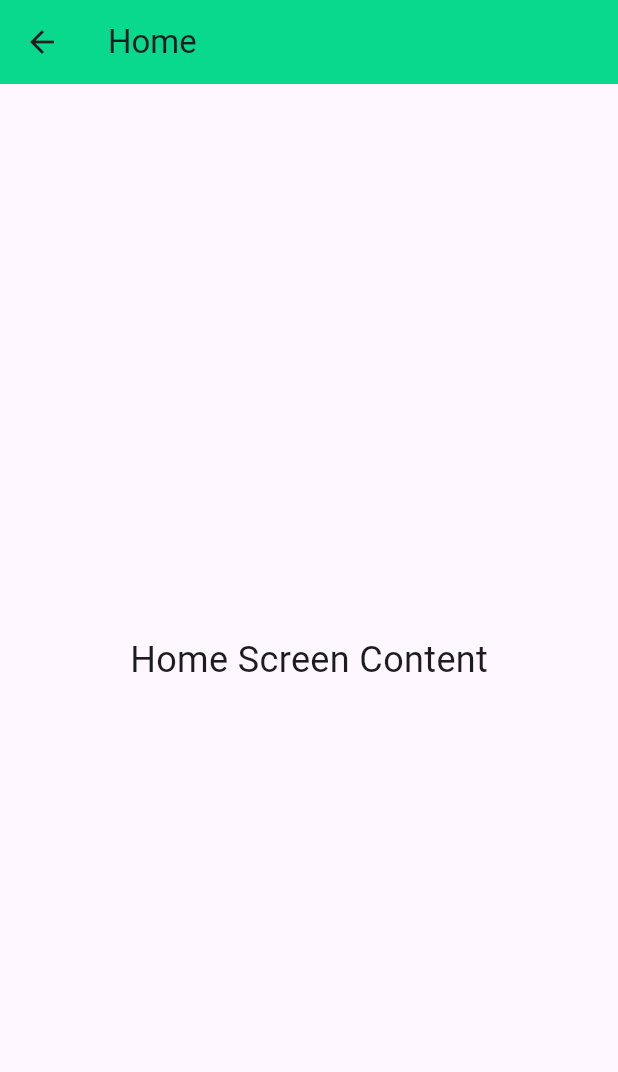
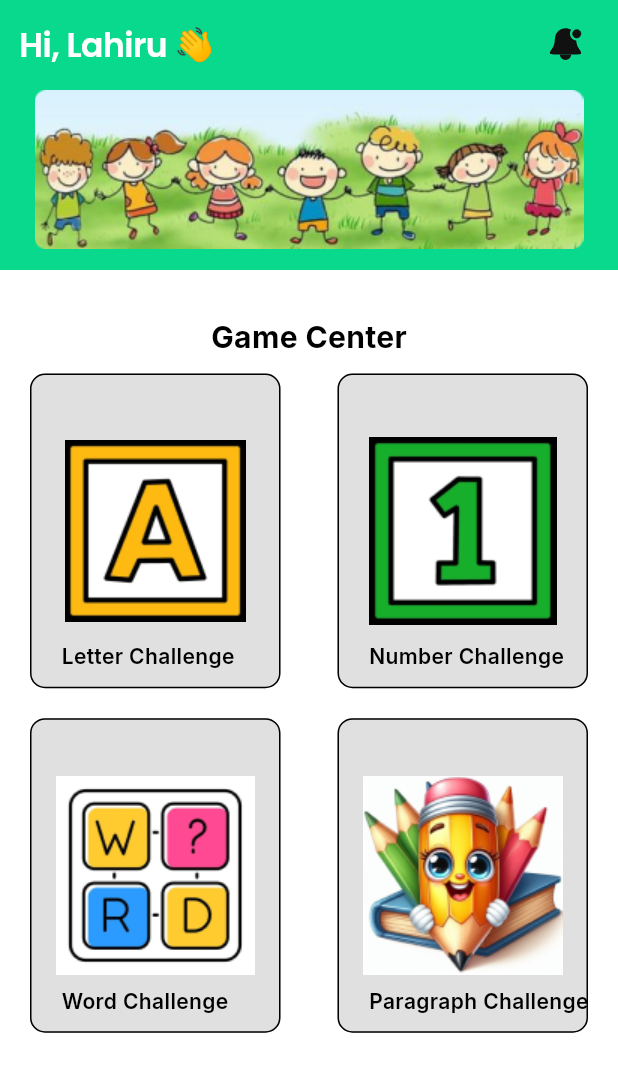
Before and after one commit to DulaknaRandil/Trace-Buddy, a Flutter app: the HomeScreen screen opened directly, on a phone screen of 412 x 824 dp. Shown: the top 1072 px of the screen. Run offline on Flutter 3.47's test engine with Material 3 defaults, Android fonts, the phone set to English and light mode, and no system bars; our stand-ins replace cloud_firestore, device_preview, eva_icons_flutter, firebase_auth, firebase_core, firebase_storage and 9 more; missing offline and left inert: flutter_facebook_auth, responsive_navigation_bar, svg_flutter; accounts and stored records are empty; statements that could not run were skipped.

Commit message:
home scrren ui update 1

```diff
--- /dev/null
+++ b/lib/ui/Home Screen/home_screen.dart
@@ -0,0 +1,163 @@
+import 'package:flutter/material.dart';
+import 'package:flutter_svg/flutter_svg.dart';
+
+class HomeScreen extends StatelessWidget {
+  // Navigation function for each game
+  void navigateToGame(BuildContext context, String game) {
+    // You can define actual navigation to different screens here
+    // For demonstration purposes, we'll just print the game name
+    print("Navigating to $game");
+  }
+
+  @override
+  Widget build(BuildContext context) {
+    final double screenWidth = MediaQuery.of(context).size.width;
+
+    return Scaffold(
+      backgroundColor: Colors.white,
+      body: SingleChildScrollView(
+        child: Column(
+          children: [
+            // Top Section
+            Stack(
+              children: [
+                Container(
+                  height: 180,
+                  width: double.infinity,
+                  color: Color.fromARGB(255, 9, 217, 141),
+                ),
+                Positioned(
+                  top: 15,
+                  right: 20,
+                  child: SvgPicture.asset(
+                    'assets/vectors/bell-pin-fill.svg',
+                    width: 30,
+                    height: 30,
+                  ),
+                ),
+                Positioned(
+                  top: 15,
+                  left: 13,
+                  child: Text(
+                    'Hi, Lahiru 👋',
+                    style: TextStyle(
+                        fontFamily: 'Poppins',
+                        fontWeight: FontWeight.w600,
+                        fontSize: 22,
+                        letterSpacing: -0.32,
+                        color: Colors.white),
+                  ),
+                ),
+                Positioned(
+                  top: 60,
+                  left: 13,
+                  right: 13,
+                  child: Image.asset(
+                    'assets/images/Mask group.png',
+                    width: screenWidth - 26,
+                    height: 106,
+                  ),
+                ),
+              ],
+            ),
+            // Game Center Title
+            Padding(
+              padding: const EdgeInsets.only(top: 30, bottom: 10),
+              child: Text(
+                'Game Center',
+                style: TextStyle(
+                    fontFamily: 'Inter',
+                    fontWeight: FontWeight.w700,
+                    fontSize: 20,
+                    color: Colors.black),
+              ),
+            ),
+            // Game Cards
+            Padding(
+              padding: const EdgeInsets.symmetric(horizontal: 20.0),
+              child: Column(
+                children: [
+                  Row(
+                    mainAxisAlignment: MainAxisAlignment.spaceBetween,
+                    children: [
+                      gameCard(
+                          'assets/images/e9f8157d995fd773274140bcac9b6bd6 1.png',
+                          'Letter Challenge',
+                          context),
+                      gameCard(
+                          'assets/images/55c2ec614965f0f7d29d85c3d5dddfc4 1.png',
+                          'Number Challenge',
+                          context),
+                    ],
+                  ),
+                  SizedBox(height: 20),
+                  Row(
+                    mainAxisAlignment: MainAxisAlignment.spaceBetween,
+                    children: [
+                      gameCard(
+                          'assets/images/741a45ab915c18e3b9e0fb6e44758ece 1.png',
+                          'Word Challenge',
+                          context),
+                      gameCard(
+                          'assets/images/8bcdab24cc141fb02ee50f20e0ad43f8 1.png',
+                          'Paragraph Challenge',
+                          context)
+                    ],
+                  ),
+                ],
+              ),
+            ),
+          ],
+        ),
+      ),
+    );
+  }
+
+  Widget gameCard(String imagePath, String title, BuildContext context) {
+    return GestureDetector(
+      onTap: () {
+        navigateToGame(context, title);
+      },
+      child: Container(
+        width: 167,
+        height: 209.75,
+        decoration: BoxDecoration(
+          borderRadius: BorderRadius.circular(10),
+          border: Border.all(
+            width: 1,
+            color: Colors.black,
+          ),
+          boxShadow: [
+            BoxShadow(
+              color: Colors.black12,
+              offset: Offset(0, 0),
+              blurRadius: 0,
+            ),
+          ],
+        ),
+        child: Stack(
+          children: [
+            Image.asset(
+              imagePath,
+              width: 167,
+              height: 209.75,
+            ),
+            Positioned(
+              bottom: 10,
+              left: 20,
+              child: Text(
+                title,
+                style: TextStyle(
+                  fontFamily: 'Inter',
+                  fontWeight: FontWeight.w600,
+                  fontSize: 14,
+                  color: Colors.black,
+                ),
+              ),
+            ),
+          ],
+        ),
+      ),
+    );
+  }
+}
--- a/lib/ui/Navigation Bar/navigation_Bar.dart
+++ b/lib/ui/Navigation Bar/navigation_Bar.dart
@@ -5,6 +5,7 @@ import 'package:glassmorphism_ui/glassmorphism_ui.dart';
 import 'package:hugeicons/hugeicons.dart';
 import 'package:iconsax/iconsax.dart';
 import 'package:responsive_navigation_bar/responsive_navigation_bar.dart';
+import 'package:trace_buddy/ui/Home%20Screen/home_screen.dart';
 import 'package:trace_buddy/ui/Profile%20Screen/profile_screen.dart';
 
 class NavigationBarScreen extends StatefulWidget {
@@ -91,7 +92,7 @@ class _NavigationBarScreenState extends State<NavigationBarScreen> {
             ),
           ),
           NavigationBarButton(
-            icon: Iconsax.profile_circle,
+            icon: Iconsax.video_square,
             backgroundGradient: LinearGradient(
               colors: [
                 Color.fromARGB(255, 9, 149, 213),
@@ -109,24 +110,6 @@ class _NavigationBarScreenState extends State<NavigationBarScreen> {
             ),
           ),
         ],
-      ),
-    );
-  }
-}
-
-class HomeScreen extends StatelessWidget {
-  @override
-  Widget build(BuildContext context) {
-    return Scaffold(
-      appBar: AppBar(
-        title: Text('Home'),
-        backgroundColor: Color.fromARGB(255, 9, 217, 141),
-      ),
-      body: Center(
-        child: Text(
-          'Home Screen Content',
-          style: TextStyle(fontSize: 24),
-        ),
       ),
     );
   }
```
Also changed, not shown: assets/vectors/bell-pin-fill.svg (added).
